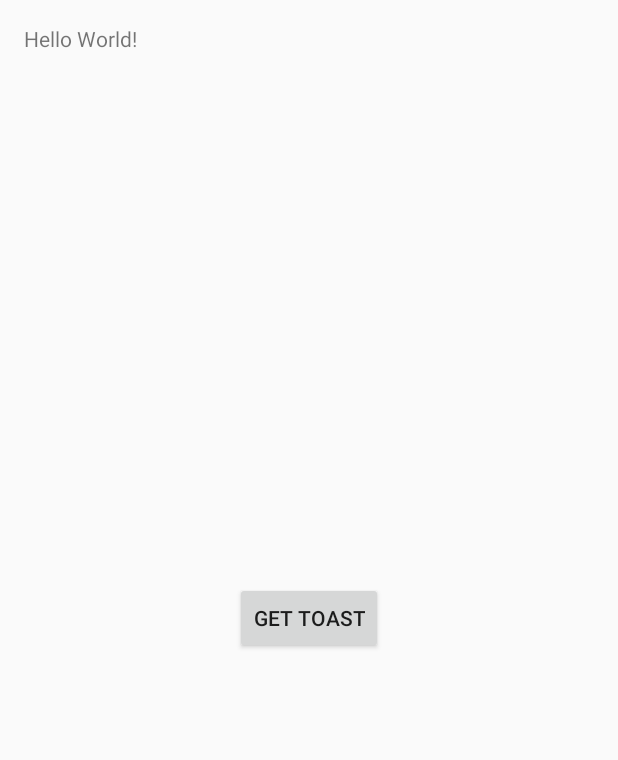
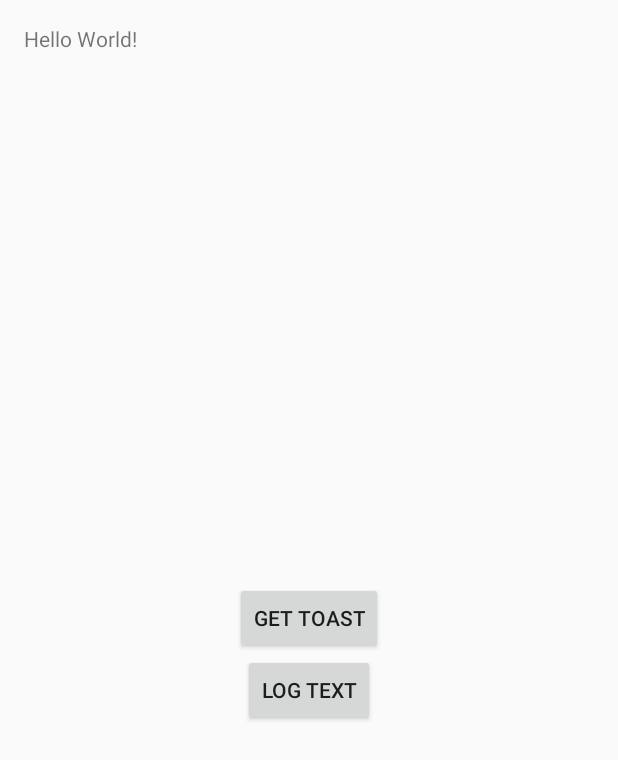
Before and after one commit to pjzmove/pjz-code, an Android app: the screen it shows after launch (MainActivity), after a tap on "GET TOAST", on a phone screen of 412 x 824 dp. Shown: the top 760 px of the screen. Run offline under Robolectric (Android 15) with nearby library versions, the phone set to English and light mode, and no system bars.

Commit message:
add new button

```diff
--- a/app/src/main/java/com/example/pjz/mytestcodedemo/MainActivity.java
+++ b/app/src/main/java/com/example/pjz/mytestcodedemo/MainActivity.java
@@ -8,6 +8,7 @@ import android.widget.Toast;
 
 public class MainActivity extends Activity implements View.OnClickListener{
     private Button mGetToastBt;
+    private Button mGetLogTxtBt;
 
     @Override
     protected void onCreate(Bundle savedInstanceState) {
@@ -15,10 +16,12 @@ public class MainActivity extends Activity implements View.OnClickListener{
         setContentView(R.layout.activity_main);
         initView();
         mGetToastBt.setOnClickListener(this);
+        mGetLogTxtBt.setOnClickListener(this);
     }
 
     private void initView() {
         mGetToastBt = (Button) findViewById(R.id.get_toast);
+        mGetLogTxtBt = (Button) findViewById(R.id.log_text);
     }
 
     @Override
@@ -26,6 +29,9 @@ public class MainActivity extends Activity implements View.OnClickListener{
         switch (view.getId()){
             case R.id.get_toast:
                 show("this is test demo");
+                break;
+            case R.id.log_text:
+
                 break;
             default:
                 break;
--- a/app/src/main/res/layout/activity_main.xml
+++ b/app/src/main/res/layout/activity_main.xml
@@ -20,4 +20,12 @@
         android:id="@+id/get_toast"
         android:layout_centerInParent="true"
         android:text="Get Toast"/>
+
+    <Button
+        android:layout_width="wrap_content"
+        android:layout_height="wrap_content"
+        android:id="@+id/log_text"
+        android:layout_centerHorizontal="true"
+        android:layout_below="@+id/get_toast"
+        android:text="Log Text"/>
 </RelativeLayout>
```
